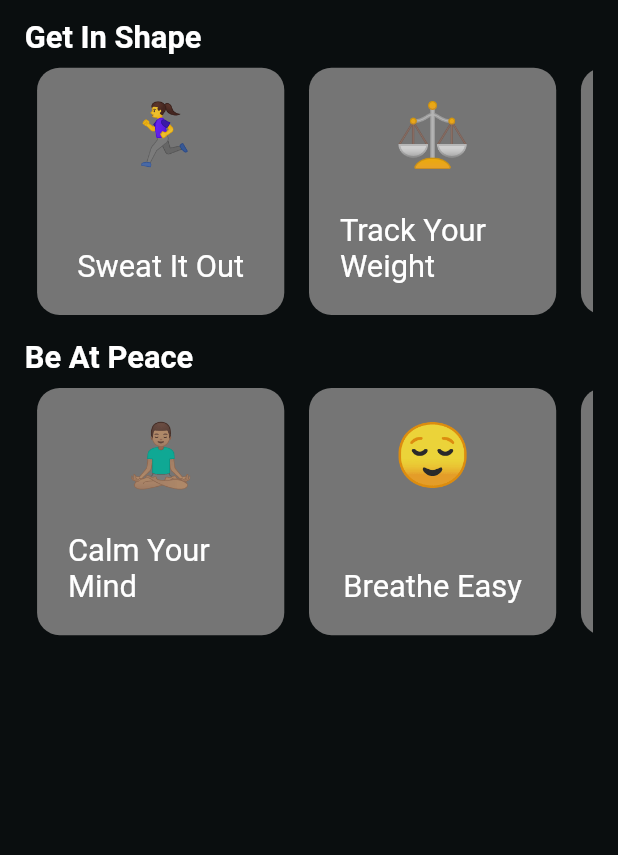
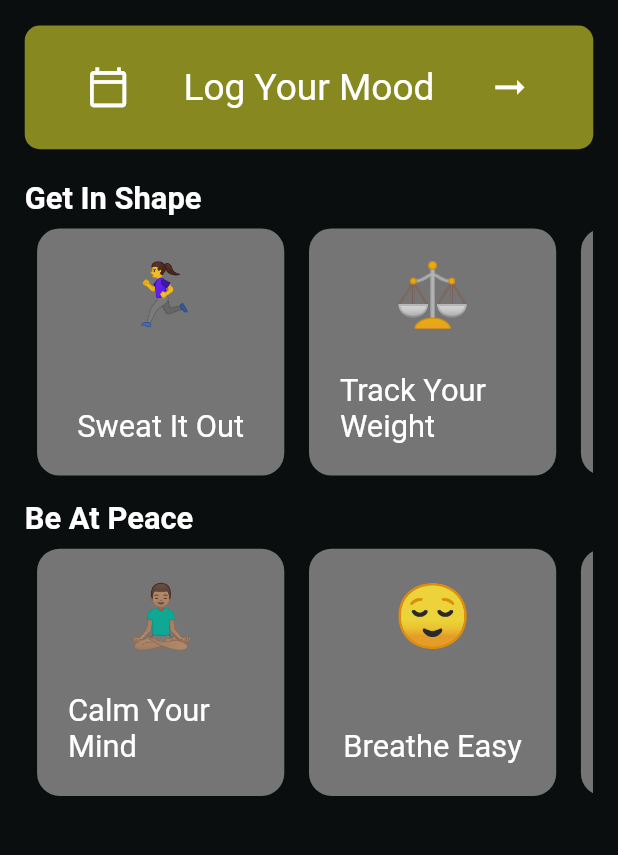
Before and after one commit to SahanaVenkat/Being, a Flutter app: the screen it shows after launch, on a phone screen of 412 x 824 dp, the part 77-932 px from its top. Run offline on Flutter 3.47's test engine with Material 2 defaults, Android fonts, the phone set to English and light mode, and no system bars; our stand-ins replace page_transition; missing offline and left inert: bottom_nav; network calls fail.

Commit message:
add buton to navigate to journal_entry

```diff
--- a/lib/screens/home_tab.dart
+++ b/lib/screens/home_tab.dart
@@ -1,5 +1,6 @@
 import 'package:flutter/material.dart';
 import 'package:Being/widgets/cards/action_suggestion_card.dart';
+import 'package:Being/widgets/buttons/navigate_to_journal_entry.dart';
 
 class HomeTab extends StatefulWidget {
   @override
@@ -11,6 +12,7 @@ class _HomeTabState extends State<HomeTab> {
   Widget build(BuildContext context) {
     return ListView(
       children: [
+        addJournalEntry(context),
         Container(
           margin: EdgeInsets.only(
             top: MediaQuery.of(context).size.height * 0.01,
--- /dev/null
+++ b/lib/widgets/buttons/navigate_to_journal_entry.dart
@@ -0,0 +1,58 @@
+import 'package:Being/screens/journal_entry.dart';
+import 'package:flutter/material.dart';
+import 'package:page_transition/page_transition.dart';
+
+Widget addJournalEntry(BuildContext context) {
+  double deviceHeight = MediaQuery.of(context).size.height;
+  return GestureDetector(
+    onTap: () {
+      Navigator.push(
+          context,
+          PageTransition(
+            child: journal_entry(),
+            type: PageTransitionType.rightToLeft,
+          ));
+    },
+    child: Container(
+      height: deviceHeight * 0.1,
+      margin: EdgeInsets.only(
+        top: deviceHeight * 0.015,
+        bottom: deviceHeight * 0.015,
+      ),
+      padding: EdgeInsets.fromLTRB(
+        deviceHeight * 0.05,
+        deviceHeight * 0.025,
+        deviceHeight * 0.05,
+        deviceHeight * 0.025,
+      ),
+      decoration: BoxDecoration(
+        color: Color(0XFF9E9D24).withOpacity(0.85),
+        borderRadius: BorderRadius.circular(10.0),
+      ),
+      width: double.infinity,
+      child: Row(
+        mainAxisSize: MainAxisSize.max,
+        mainAxisAlignment: MainAxisAlignment.spaceBetween,
+        children: [
+          Icon(
+            Icons.calendar_today_outlined,
+            size: deviceHeight * 0.035,
+            color: Colors.white,
+          ),
+          Text(
+            'Log Your Mood',
+            style: TextStyle(
+              color: Colors.white,
+              fontSize: deviceHeight * 0.03,
+            ),
+          ),
+          Icon(
+            Icons.arrow_right_alt_outlined,
+            size: deviceHeight * 0.035,
+            color: Colors.white,
+          ),
+        ],
+      ),
+    ),
+  );
+}
```
